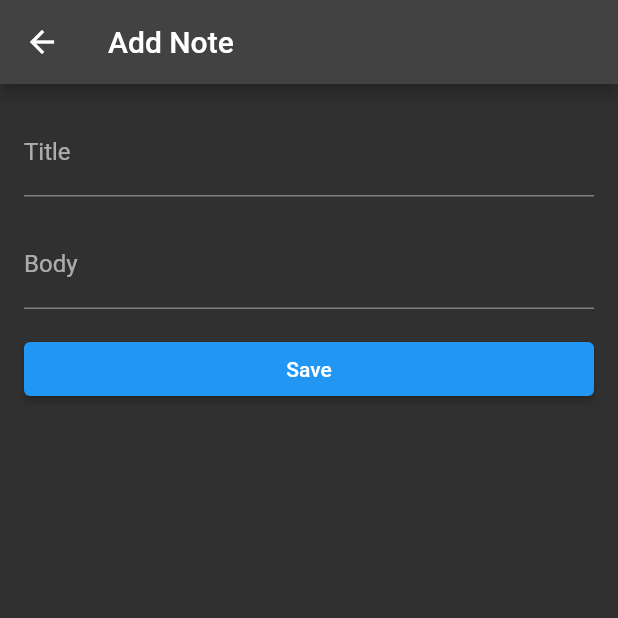
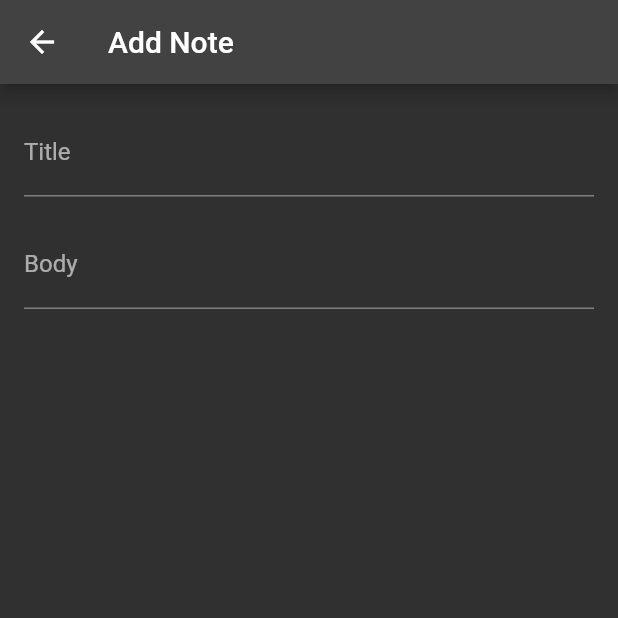
Before and after one commit to ilakshaygupt/notes_app, a Flutter app: the screen it shows after launch, after a tap on the "add" icon, on a phone screen of 412 x 824 dp, the top half of it. Run offline on Flutter 3.47's test engine with Material 2 defaults, Android fonts, the phone set to English and light mode, and no system bars.

Commit message:
automaticall saved changes

```diff
--- a/lib/main.dart
+++ b/lib/main.dart
@@ -1,4 +1,5 @@
 import 'package:flutter/material.dart';
+import 'package:flutter/services.dart';
 
 void main() => runApp(const NotesApp());
 
@@ -32,7 +33,7 @@ class _NotesHomePageState extends State<NotesHomePage> {
   void addNote() async {
     final newNote = await Navigator.push(
       context,
-      MaterialPageRoute(builder: (context) => const AddNotePage()),
+      MaterialPageRoute(builder: (context) => AddNotePage()),
     );
     if (newNote != null) {
       setState(() {
@@ -116,10 +117,13 @@ class _NotesHomePageState extends State<NotesHomePage> {
 }
 
 class Note {
-  final String title;
-  final String body;
+  late final String title;
+  late final String body;
 
-  Note({required this.title, required this.body});
+  Note({
+    required this.title,
+    required this.body,
+  });
 }
 
 class AddNotePage extends StatefulWidget {
@@ -132,16 +136,18 @@ class AddNotePage extends StatefulWidget {
 }
 
 class _AddNotePageState extends State<AddNotePage> {
-  final TextEditingController _titleController = TextEditingController();
-  final TextEditingController _bodyController = TextEditingController();
+  late final TextEditingController _titleController;
+  late final TextEditingController _bodyController;
+  bool _hasChanges = false;
 
   @override
   void initState() {
     super.initState();
-    if (widget.note != null) {
-      _titleController.text = widget.note!.title;
-      _bodyController.text = widget.note!.body;
-    }
+    _titleController = TextEditingController(text: widget.note?.title);
+    _bodyController = TextEditingController(text: widget.note?.body);
+
+    _titleController.addListener(_textChanged);
+    _bodyController.addListener(_textChanged);
   }
 
   @override
@@ -151,9 +157,35 @@ class _AddNotePageState extends State<AddNotePage> {
     super.dispose();
   }
 
+  void _textChanged() {
+    setState(() {
+      _hasChanges = true;
+    });
+  }
+
+  void _saveNote() {
+    final updatedTitle = _titleController.text;
+    final updatedBody = _bodyController.text;
+    if (updatedTitle.isNotEmpty && updatedBody.isNotEmpty) {
+      final updatedNote = Note(
+        title: updatedTitle,
+        body: updatedBody,
+      );
+      Navigator.pop(context, updatedNote);
+    }
+  }
+
   @override
   Widget build(BuildContext context) {
-    return Scaffold(
+    return WillPopScope(
+      onWillPop: () async {
+        if (_hasChanges) {
+          _saveNote();
+          return false; // Prevent popping the context immediately
+        }
+        return true; // Allow popping the context
+      },
+      child: Scaffold(
         appBar: AppBar(
           title: Text(widget.note != null ? 'Edit Note' : 'Add Note'),
         ),
@@ -164,6 +196,7 @@ class _AddNotePageState extends State<AddNotePage> {
             children: [
               TextField(
                 controller: _titleController,
+                onChanged: (_) => _textChanged(),
                 decoration: const InputDecoration(
                   labelText: 'Title',
                 ),
@@ -171,26 +204,14 @@ class _AddNotePageState extends State<AddNotePage> {
               const SizedBox(height: 16.0),
               TextField(
                 controller: _bodyController,
+                onChanged: (_) => _textChanged(),
                 decoration: const InputDecoration(
                   labelText: 'Body',
                 ),
-            ),
-            const SizedBox(height: 16.0),
-            ElevatedButton(
-              onPressed: () {
-                final updatedTitle = _titleController.text;
-                final updatedBody = _bodyController.text;
-                if (updatedTitle.isNotEmpty && updatedBody.isNotEmpty) {
-                  final updatedNote = Note(
-                    title: updatedTitle,
-                    body: updatedBody,
-                  );
-                  Navigator.pop(context, updatedNote);
-                }
-              },
-              child: const Text('Save'),
+                maxLines: null, // Allow multiple lines in the TextField
               ),
             ],
+          ),
         ),
       ),
     );
```
Also changed, not shown: lib/home_screen.dart (deleted, +0 -24 lines), lib/models/notes.dart (deleted). Lines whose indentation alone changed are shown as unchanged.
